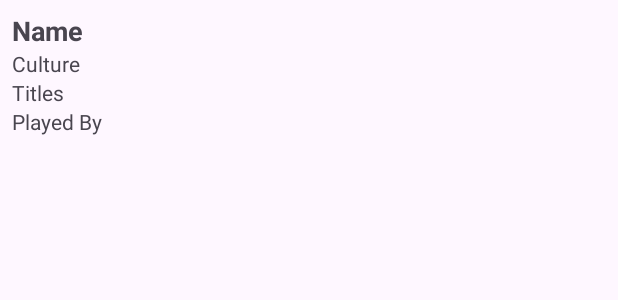
After one commit to Welesleyofficial7/VizorAndroid, an Android app: the layout item_character.xml on its own in the app's theme, with its tools: preview values and no code run, on a phone screen of 412 x 824 dp. The commit adds this screen. Shown: the top 300 px of the screen. Run offline under Robolectric (Android 15) with nearby library versions, the phone set to English and light mode, and no system bars.

Commit message:
Laba 5 ready

```diff
--- a/app/build.gradle.kts
+++ b/app/build.gradle.kts
@@ -2,6 +2,7 @@ plugins {
     alias(libs.plugins.androidApplication)
     alias(libs.plugins.jetbrainsKotlinAndroid)
     alias(libs.plugins.navigation.safeargs)
+    alias(libs.plugins.kotlinxSerialization)
 }
 
 android {
@@ -40,7 +41,6 @@ android {
 }
 
 dependencies {
-
     implementation(libs.androidx.core.ktx)
     implementation(libs.androidx.appcompat)
     implementation(libs.material)
@@ -48,6 +48,9 @@ dependencies {
     implementation(libs.androidx.constraintlayout)
     implementation(libs.androidx.navigation.fragment.ktx)
     implementation(libs.androidx.navigation.ui.ktx)
+    implementation(libs.retrofit)
+    implementation(libs.retrofit.gson.converter)
+    implementation(libs.kotlinx.serialization.json)
     testImplementation(libs.junit)
     androidTestImplementation(libs.androidx.junit)
     androidTestImplementation(libs.androidx.espresso.core)
--- a/app/src/main/AndroidManifest.xml
+++ b/app/src/main/AndroidManifest.xml
@@ -1,6 +1,7 @@
 <?xml version="1.0" encoding="utf-8"?>
 <manifest xmlns:android="http://schemas.android.com/apk/res/android"
     xmlns:tools="http://schemas.android.com/tools">
+    <uses-permission android:name="android.permission.INTERNET"/>
 
     <application
         android:allowBackup="true"
--- a/app/src/main/java/com/example/mobfirstlaba/SignUpFragment.kt
+++ b/app/src/main/java/com/example/mobfirstlaba/SignUpFragment.kt
@@ -15,6 +15,7 @@ import com.example.mobfirstlaba.R.*
 import com.example.mobfirstlaba.models.User
 import com.google.android.material.button.MaterialButton
 import com.google.android.material.textfield.TextInputEditText
+import com.example.mobfirstlaba.MainActivity
 
 // TODO: Rename parameter arguments, choose names that match
 // the fragment initialization parameters, e.g. ARG_ITEM_NUMBER
@@ -29,6 +30,7 @@ private const val ARG_PARAM2 = "param2"
 class SignUpFragment : Fragment() {
 
     private val TAG = "SignUpActivity"
+
     override fun onCreateView(
         inflater: LayoutInflater, container: ViewGroup?,
         savedInstanceState: Bundle?
--- /dev/null
+++ b/app/src/main/res/layout/item_character.xml
@@ -0,0 +1,53 @@
+<?xml version="1.0" encoding="utf-8"?>
+<LinearLayout
+    xmlns:android="http://schemas.android.com/apk/res/android"
+    android:layout_width="match_parent"
+    android:layout_height="wrap_content"
+    android:orientation="horizontal"
+    android:padding="8dp"
+    android:background="?android:attr/selectableItemBackground">
+
+    <LinearLayout
+        android:layout_width="0dp"
+        android:layout_height="wrap_content"
+        android:layout_weight="1"
+        android:orientation="vertical">
+
+        <TextView
+            android:id="@+id/nameTextView"
+            android:layout_width="wrap_content"
+            android:layout_height="wrap_content"
+            android:text="Name"
+            android:textSize="18sp"
+            android:textStyle="bold"
+            android:ellipsize="end"
+            android:maxLines="1" />
+
+        <TextView
+            android:id="@+id/cultureTextView"
+            android:layout_width="wrap_content"
+            android:layout_height="wrap_content"
+            android:text="Culture"
+            android:textSize="14sp"
+            android:ellipsize="end"
+            android:maxLines="1" />
+
+        <TextView
+            android:id="@+id/titlesTextView"
+            android:layout_width="wrap_content"
+            android:layout_height="wrap_content"
+            android:text="Titles"
+            android:textSize="14sp"
+            android:ellipsize="end"
+            android:maxLines="1" />
+
+        <TextView
+            android:id="@+id/playedByTextView"
+            android:layout_width="wrap_content"
+            android:layout_height="wrap_content"
+            android:text="Played By"
+            android:textSize="14sp"
+            android:ellipsize="end"
+            android:maxLines="1" />
+    </LinearLayout>
+</LinearLayout>
--- a/build.gradle.kts
+++ b/build.gradle.kts
@@ -1,4 +1,3 @@
-// Top-level build file where you can add configuration options common to all sub-projects/modules.
 plugins {
     alias(libs.plugins.androidApplication) apply false
     alias(libs.plugins.jetbrainsKotlinAndroid) apply false
--- a/gradle/libs.versions.toml
+++ b/gradle/libs.versions.toml
@@ -22,8 +22,13 @@ androidx-activity = { group = "androidx.activity", name = "activity", version.re
 androidx-constraintlayout = { group = "androidx.constraintlayout", name = "constraintlayout", version.ref = "constraintlayout" }
 androidx-navigation-fragment-ktx = { group = "androidx.navigation", name = "navigation-fragment-ktx", version.ref = "navigation" }
 androidx-navigation-ui-ktx = { group = "androidx.navigation", name = "navigation-ui-ktx", version.ref = "navigation" }
+retrofit = { group = "com.squareup.retrofit2", name = "retrofit", version = "2.9.0" }
+retrofit-gson-converter = { group = "com.squareup.retrofit2", name = "converter-gson", version = "2.9.0" }
+kotlinx-serialization-json = { group = "org.jetbrains.kotlinx", name = "kotlinx-serialization-json", version = "1.5.0" }
+
 
 [plugins]
 androidApplication = { id = "com.android.application", version.ref = "agp" }
+kotlinxSerialization = { id = "org.jetbrains.kotlin.plugin.serialization", version.ref = "kotlin" }
 jetbrainsKotlinAndroid = { id = "org.jetbrains.kotlin.android", version.ref = "kotlin" }
 navigation-safeargs = { id = "androidx.navigation.safeargs", version.ref = "navigation" }
```
Also changed, not shown: app/src/main/java/com/example/mobfirstlaba/MainActivity.kt (+37 -40 lines), app/src/main/java/com/example/mobfirstlaba/MessengerFragment.kt (+30 -3 lines), app/src/main/java/com/example/mobfirstlaba/SignInFragment.kt (+15 -6 lines), app/src/main/java/com/example/mobfirstlaba/models/CharacterModel.kt (added, +12 -0 lines), app/src/main/java/com/example/mobfirstlaba/network/ApiClient.kt (added, +39 -0 lines), app/src/main/java/com/example/mobfirstlaba/network/ApiService.kt (added, +11 -0 lines), app/src/main/java/com/example/mobfirstlaba/repository/CharacterRepository.kt (added, +24 -0 lines), app/src/main/java/com/example/mobfirstlaba/utils/CharacterAdapter.kt (added, +53 -0 lines).
